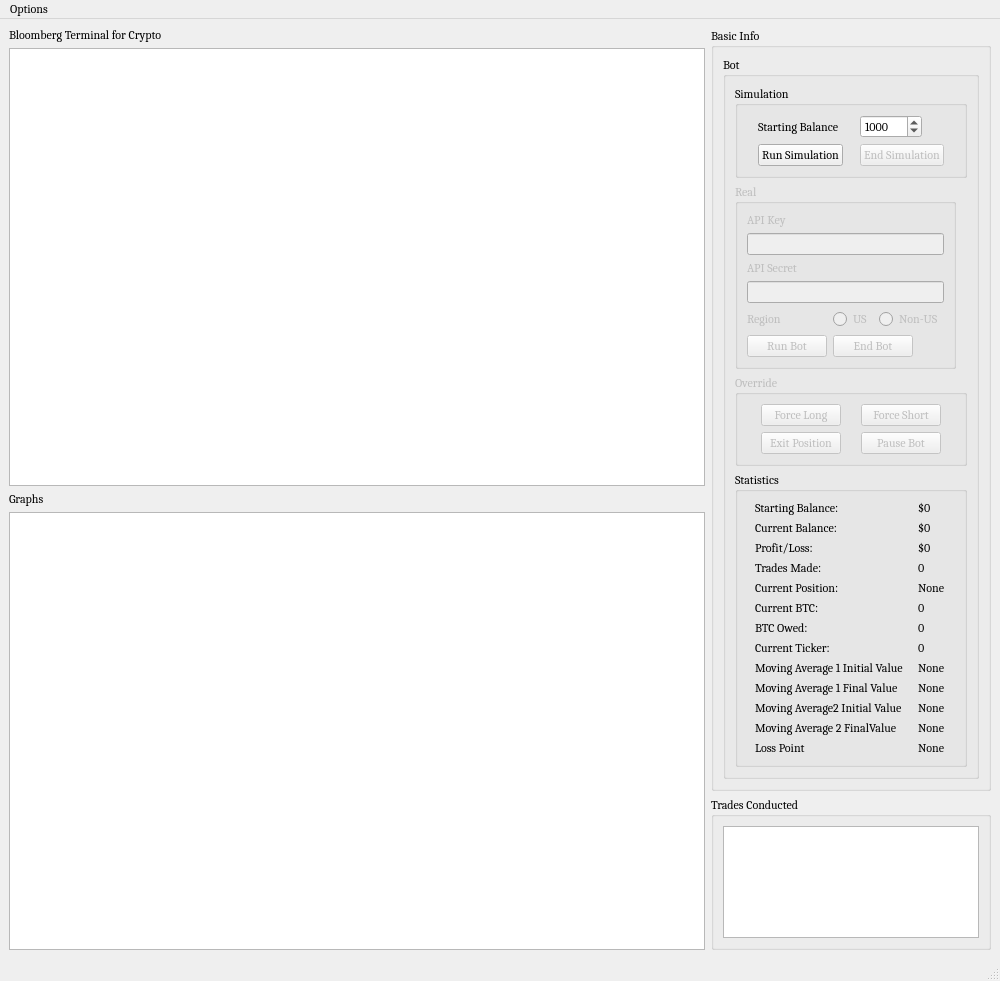
ZENALC/algobot, file nigerianPrince.ui: the form before one commit.
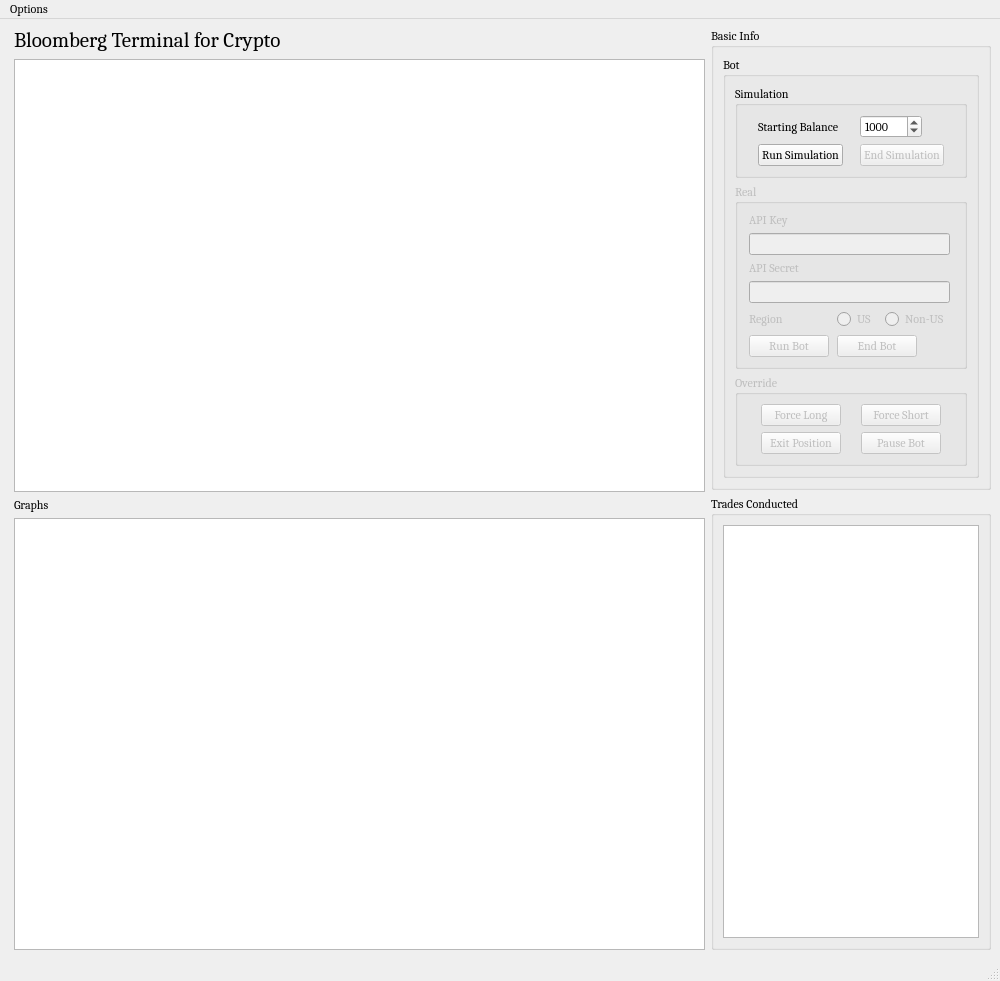
The form after the commit.

Diff of the .ui file:
```diff
--- a/nigerianPrince.ui
+++ b/nigerianPrince.ui
@@ -32,7 +32,7 @@
     </size>
    </property>
    <layout class="QGridLayout" name="gridLayout_14">
-    <item row="0" column="0">
+    <item row="0" column="1">
      <layout class="QVBoxLayout" name="Center">
       <property name="sizeConstraint">
        <enum>QLayout::SetDefaultConstraint</enum>
@@ -45,6 +45,11 @@
           <verstretch>0</verstretch>
          </sizepolicy>
         </property>
+        <property name="font">
+         <font>
+          <pointsize>16</pointsize>
+         </font>
+        </property>
         <property name="text">
          <string>Bloomberg Terminal for Crypto</string>
         </property>
@@ -58,6 +63,11 @@
           <verstretch>0</verstretch>
          </sizepolicy>
         </property>
+        <property name="font">
+         <font>
+          <pointsize>13</pointsize>
+         </font>
+        </property>
         <property name="toolTip">
          <string>This is where the bot will output messages</string>
         </property>
@@ -81,12 +91,12 @@
       </item>
      </layout>
     </item>
-    <item row="0" column="1">
+    <item row="0" column="2">
      <layout class="QVBoxLayout" name="Right">
       <item>
        <widget class="QGroupBox" name="basicInfo">
         <property name="sizePolicy">
-         <sizepolicy hsizetype="Preferred" vsizetype="Expanding">
+         <sizepolicy hsizetype="Preferred" vsizetype="Fixed">
           <horstretch>0</horstretch>
           <verstretch>0</verstretch>
          </sizepolicy>
@@ -201,7 +211,7 @@
                <bool>false</bool>
               </property>
               <property name="sizePolicy">
-               <sizepolicy hsizetype="Fixed" vsizetype="Preferred">
+               <sizepolicy hsizetype="Preferred" vsizetype="Preferred">
                 <horstretch>0</horstretch>
                 <verstretch>0</verstretch>
                </sizepolicy>
@@ -406,317 +416,6 @@
               </layout>
              </widget>
             </item>
-            <item>
-             <widget class="QGroupBox" name="groupBox">
-              <property name="title">
-               <string>Statistics</string>
-              </property>
-              <layout class="QGridLayout" name="gridLayout">
-               <item row="5" column="1">
-                <widget class="QLabel" name="currentBtcValue">
-                 <property name="sizePolicy">
-                  <sizepolicy hsizetype="Fixed" vsizetype="Preferred">
-                   <horstretch>0</horstretch>
-                   <verstretch>0</verstretch>
-                  </sizepolicy>
-                 </property>
-                 <property name="text">
-                  <string>0</string>
-                 </property>
-                </widget>
-               </item>
-               <item row="1" column="1">
-                <widget class="QLabel" name="currentBalanceValue">
-                 <property name="sizePolicy">
-                  <sizepolicy hsizetype="Fixed" vsizetype="Preferred">
-                   <horstretch>0</horstretch>
-                   <verstretch>0</verstretch>
-                  </sizepolicy>
-                 </property>
-                 <property name="text">
-                  <string>$0</string>
-                 </property>
-                </widget>
-               </item>
-               <item row="4" column="0">
-                <widget class="QLabel" name="currentPositionLabel">
-                 <property name="sizePolicy">
-                  <sizepolicy hsizetype="Fixed" vsizetype="Preferred">
-                   <horstretch>0</horstretch>
-                   <verstretch>0</verstretch>
-                  </sizepolicy>
-                 </property>
-                 <property name="text">
-                  <string>Current Position:</string>
-                 </property>
-                </widget>
-               </item>
-               <item row="0" column="1">
-                <widget class="QLabel" name="startingBalanceValue">
-                 <property name="sizePolicy">
-                  <sizepolicy hsizetype="Fixed" vsizetype="Preferred">
-                   <horstretch>0</horstretch>
-                   <verstretch>0</verstretch>
-                  </sizepolicy>
-                 </property>
-                 <property name="text">
-                  <string>$0</string>
-                 </property>
-                </widget>
-               </item>
-               <item row="4" column="1">
-                <widget class="QLabel" name="currentPositionValue">
-                 <property name="sizePolicy">
-                  <sizepolicy hsizetype="Fixed" vsizetype="Preferred">
-                   <horstretch>0</horstretch>
-                   <verstretch>0</verstretch>
-                  </sizepolicy>
-                 </property>
-                 <property name="text">
-                  <string>None</string>
-                 </property>
-                </widget>
-               </item>
-               <item row="6" column="1">
-                <widget class="QLabel" name="btcOwedValue">
-                 <property name="sizePolicy">
-                  <sizepolicy hsizetype="Fixed" vsizetype="Preferred">
-                   <horstretch>0</horstretch>
-                   <verstretch>0</verstretch>
-                  </sizepolicy>
-                 </property>
-                 <property name="text">
-                  <string>0</string>
-                 </property>
-                </widget>
-               </item>
-               <item row="3" column="1">
-                <widget class="QLabel" name="tradesMadeValue">
-                 <property name="sizePolicy">
-                  <sizepolicy hsizetype="Fixed" vsizetype="Preferred">
-                   <horstretch>0</horstretch>
-                   <verstretch>0</verstretch>
-                  </sizepolicy>
-                 </property>
-                 <property name="text">
-                  <string>0</string>
-                 </property>
-                </widget>
-               </item>
-               <item row="2" column="1">
-                <widget class="QLabel" name="profitLossValue">
-                 <property name="sizePolicy">
-                  <sizepolicy hsizetype="Fixed" vsizetype="Preferred">
-                   <horstretch>0</horstretch>
-                   <verstretch>0</verstretch>
-                  </sizepolicy>
-                 </property>
-                 <property name="text">
-                  <string>$0</string>
-                 </property>
-                </widget>
-               </item>
-               <item row="3" column="0">
-                <widget class="QLabel" name="tradesLabel">
-                 <property name="sizePolicy">
-                  <sizepolicy hsizetype="Fixed" vsizetype="Preferred">
-                   <horstretch>0</horstretch>
-                   <verstretch>0</verstretch>
-                  </sizepolicy>
-                 </property>
-                 <property name="text">
-                  <string>Trades Made:</string>
-                 </property>
-                </widget>
-               </item>
-               <item row="5" column="0">
-                <widget class="QLabel" name="currentBtcLabel">
-                 <property name="sizePolicy">
-                  <sizepolicy hsizetype="Fixed" vsizetype="Preferred">
-                   <horstretch>0</horstretch>
-                   <verstretch>0</verstretch>
-                  </sizepolicy>
-                 </property>
-                 <property name="text">
-                  <string>Current BTC:</string>
-                 </property>
-                </widget>
-               </item>
-               <item row="6" column="0">
-                <widget class="QLabel" name="btcOwedLabel">
-                 <property name="sizePolicy">
-                  <sizepolicy hsizetype="Fixed" vsizetype="Preferred">
-                   <horstretch>0</horstretch>
-                   <verstretch>0</verstretch>
-                  </sizepolicy>
-                 </property>
-                 <property name="text">
-                  <string>BTC Owed:</string>
-                 </property>
-                </widget>
-               </item>
-               <item row="0" column="0">
-                <widget class="QLabel" name="startingBalanceLabel">
-                 <property name="sizePolicy">
-                  <sizepolicy hsizetype="Fixed" vsizetype="Preferred">
-                   <horstretch>0</horstretch>
-                   <verstretch>0</verstretch>
-                  </sizepolicy>
-                 </property>
-                 <property name="text">
-                  <string>Starting Balance:</string>
-                 </property>
-                </widget>
-               </item>
-               <item row="1" column="0">
-                <widget class="QLabel" name="currentBalanceLabel">
-                 <property name="sizePolicy">
-                  <sizepolicy hsizetype="Fixed" vsizetype="Preferred">
-                   <horstretch>0</horstretch>
-                   <verstretch>0</verstretch>
-                  </sizepolicy>
-                 </property>
-                 <property name="text">
-                  <string>Current Balance:</string>
-                 </property>
-                </widget>
-               </item>
-               <item row="2" column="0">
-                <widget class="QLabel" name="profitLossLabel">
-                 <property name="sizePolicy">
-                  <sizepolicy hsizetype="Fixed" vsizetype="Preferred">
-                   <horstretch>0</horstretch>
-                   <verstretch>0</verstretch>
-                  </sizepolicy>
-                 </property>
-                 <property name="text">
-                  <string>Profit/Loss:</string>
-                 </property>
-                </widget>
-               </item>
-               <item row="7" column="1">
-                <widget class="QLabel" name="currentTickerValue">
-                 <property name="sizePolicy">
-                  <sizepolicy hsizetype="Fixed" vsizetype="Preferred">
-                   <horstretch>0</horstretch>
-                   <verstretch>0</verstretch>
-                  </sizepolicy>
-                 </property>
-                 <property name="text">
-                  <string>0</string>
-                 </property>
-                </widget>
-               </item>
-               <item row="12" column="0">
-                <widget class="QLabel" name="lossPointLabel">
-                 <property name="text">
-                  <string>Loss Point</string>
-                 </property>
-                </widget>
-               </item>
-               <item row="12" column="1">
-                <widget class="QLabel" name="lossPointValue">
-                 <property name="sizePolicy">
-                  <sizepolicy hsizetype="Fixed" vsizetype="Preferred">
-                   <horstretch>0</horstretch>
-                   <verstretch>0</verstretch>
-                  </sizepolicy>
-                 </property>
-                 <property name="text">
-                  <string>None</string>
-                 </property>
-                </widget>
-               </item>
-               <item row="7" column="0">
-                <widget class="QLabel" name="currentTickerLabel">
-                 <property name="text">
-                  <string>Current Ticker:</string>
-                 </property>
-                </widget>
-               </item>
-               <item row="11" column="1">
-                <widget class="QLabel" name="nextFinalMovingAverageValue">
-                 <property name="sizePolicy">
-                  <sizepolicy hsizetype="Fixed" vsizetype="Preferred">
-                   <horstretch>0</horstretch>
-                   <verstretch>0</verstretch>
-                  </sizepolicy>
-                 </property>
-                 <property name="text">
-                  <string>None</string>
-                 </property>
-                </widget>
-               </item>
-               <item row="8" column="1">
-                <widget class="QLabel" name="baseInitialMovingAverageValue">
-                 <property name="sizePolicy">
-                  <sizepolicy hsizetype="Fixed" vsizetype="Preferred">
-                   <horstretch>0</horstretch>
-                   <verstretch>0</verstretch>
-                  </sizepolicy>
-                 </property>
-                 <property name="text">
-                  <string>None</string>
-                 </property>
-                </widget>
-               </item>
-               <item row="9" column="1">
-                <widget class="QLabel" name="baseFinalMovingAverageValue">
-                 <property name="sizePolicy">
-                  <sizepolicy hsizetype="Fixed" vsizetype="Preferred">
-                   <horstretch>0</horstretch>
-                   <verstretch>0</verstretch>
-                  </sizepolicy>
-                 </property>
-                 <property name="text">
-                  <string>None</string>
-                 </property>
-                </widget>
-               </item>
-               <item row="10" column="1">
-                <widget class="QLabel" name="nextInitialMovingAverageValue">
-                 <property name="sizePolicy">
-                  <sizepolicy hsizetype="Fixed" vsizetype="Preferred">
-                   <horstretch>0</horstretch>
-                   <verstretch>0</verstretch>
-                  </sizepolicy>
-                 </property>
-                 <property name="text">
-                  <string>None</string>
-                 </property>
-                </widget>
-               </item>
-               <item row="8" column="0">
-                <widget class="QLabel" name="baseInitialMovingAverageLabel">
-                 <property name="text">
-                  <string>Moving Average 1 Initial Value</string>
-                 </property>
-                </widget>
-               </item>
-               <item row="9" column="0">
-                <widget class="QLabel" name="baseFinalMovingAverageLabel">
-                 <property name="text">
-                  <string>Moving Average 1 Final Value</string>
-                 </property>
-                </widget>
-               </item>
-               <item row="10" column="0">
-                <widget class="QLabel" name="nextInitialMovingAverageLabel">
-                 <property name="text">
-                  <string>Moving Average2 Initial Value</string>
-                 </property>
-                </widget>
-               </item>
-               <item row="11" column="0">
-                <widget class="QLabel" name="nextFinalMovingAverageLabel">
-                 <property name="text">
-                  <string>Moving Average 2 FinalValue</string>
-                 </property>
-                </widget>
-               </item>
-              </layout>
-             </widget>
-            </item>
            </layout>
           </widget>
          </item>
@@ -750,6 +449,22 @@
       </item>
      </layout>
     </item>
+    <item row="0" column="0">
+     <spacer name="horizontalSpacer">
+      <property name="orientation">
+       <enum>Qt::Horizontal</enum>
+      </property>
+      <property name="sizeType">
+       <enum>QSizePolicy::Fixed</enum>
+      </property>
+      <property name="sizeHint" stdset="0">
+       <size>
+        <width>5</width>
+        <height>20</height>
+       </size>
+      </property>
+     </spacer>
+    </item>
    </layout>
   </widget>
   <widget class="QMenuBar" name="menubar">
```
Left out of the diff: 17 changed lines with no effect on the pictures.
